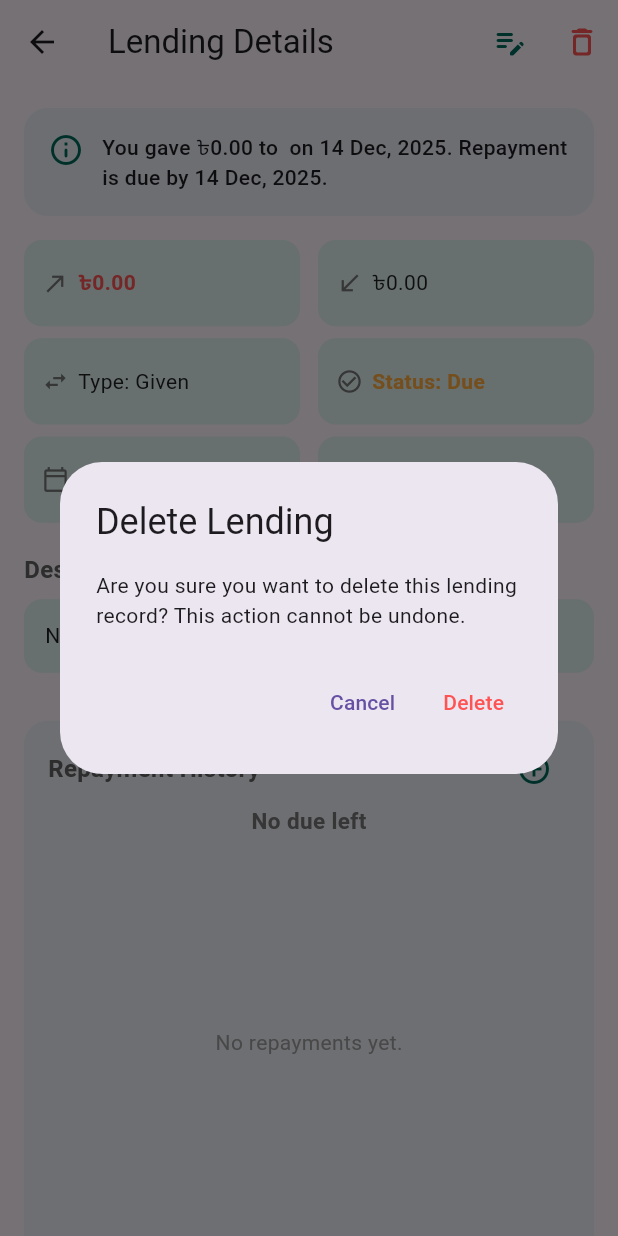
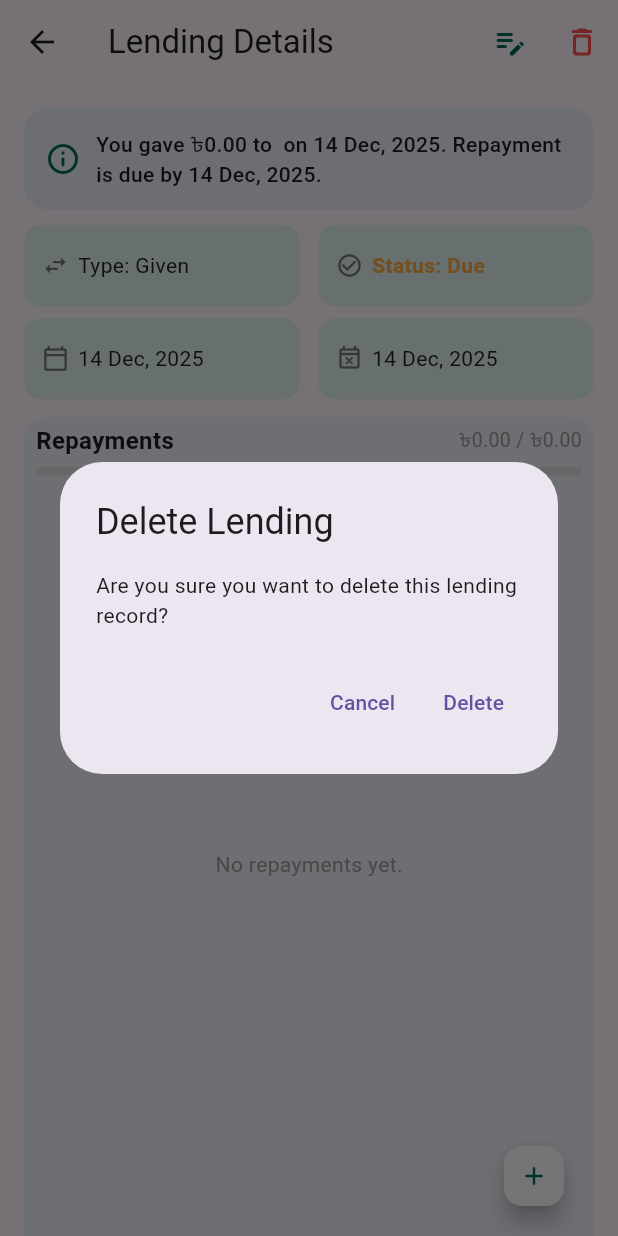
Before and after one commit to alxayeed/FinKeep, a Flutter app: the LendingDetailsScreen screen opened directly with empty values, after a tap on the "delete outline" icon, on a phone screen of 412 x 824 dp. Run offline on Flutter 3.47's test engine with Material 3 defaults, Android fonts, the phone set to English and light mode, and no system bars; our stand-ins replace calendar_date_picker2, cloud_firestore, dartz, equatable, firebase_core, fl_chart and 5 more; missing offline and left inert: dotlottie_loader; accounts and stored records are empty.

Commit message:
UPDATE: UI and routing animation

```diff
--- a/lib/features/lendings/presentation/screens/lending_details_screen.dart
+++ b/lib/features/lendings/presentation/screens/lending_details_screen.dart
@@ -51,12 +51,10 @@ class _LendingDetailsScreenState extends State<LendingDetailsScreen> {
   }
 
   double calculatePaidAmount() {
-    final paid = controller.repaymentsList.fold<double>(
+    return controller.repaymentsList.fold<double>(
       0,
       (sum, r) => sum + r.amount,
     );
-
-    return paid;
   }
 
   @override
@@ -90,7 +88,6 @@ class _LendingDetailsScreenState extends State<LendingDetailsScreen> {
           IconButton(
             icon: const Icon(Icons.edit_note_rounded,
                 color: AppColors.primaryTealDark),
-            tooltip: 'Edit Lending',
             onPressed: () async {
               await context.pushNamed(
                 AppRoutes.updateLending,
@@ -101,25 +98,20 @@ class _LendingDetailsScreenState extends State<LendingDetailsScreen> {
           IconButton(
             icon: const Icon(Icons.delete_outline_rounded,
                 color: AppColors.error),
-            tooltip: 'Delete Lending',
             onPressed: () async {
-              final bool? confirm = await showDialog<bool>(
+              final confirm = await showDialog<bool>(
                 context: context,
                 builder: (ctx) => AlertDialog(
                   title: const Text('Delete Lending'),
                   content: const Text(
-                      'Are you sure you want to delete this lending record? This action cannot be undone.'),
+                      'Are you sure you want to delete this lending record?'),
                   actions: [
                     TextButton(
-                      onPressed: () => context.pop(false),
-                      child: const Text('Cancel'),
-                    ),
+                        onPressed: () => context.pop(false),
+                        child: const Text('Cancel')),
                     TextButton(
-                      style: TextButton.styleFrom(
-                          foregroundColor: AppColors.error),
-                      onPressed: () => context.pop(true),
-                      child: const Text('Delete'),
-                    ),
+                        onPressed: () => context.pop(true),
+                        child: const Text('Delete')),
                   ],
                 ),
               );
@@ -133,24 +125,23 @@ class _LendingDetailsScreenState extends State<LendingDetailsScreen> {
       ),
       body: Column(
         children: [
-          // --- Sticky Top Section ---
+          /// --- TOP SUMMARY SECTION ---
           Padding(
-            padding: const EdgeInsets.all(16),
+            padding: const EdgeInsets.fromLTRB(16, 16, 16, 8),
             child: Column(
               children: [
                 Container(
-                  padding: const EdgeInsets.all(16),
-                  margin: const EdgeInsets.only(bottom: 16),
+                  padding: const EdgeInsets.all(14),
+                  margin: const EdgeInsets.only(bottom: 10),
                   decoration: BoxDecoration(
                     color: AppColors.primaryTeal.withValues(alpha: 0.07),
                     borderRadius: BorderRadius.circular(16),
                   ),
                   child: Row(
-                    crossAxisAlignment: CrossAxisAlignment.start,
                     children: [
                       const Icon(Icons.info_outline_rounded,
                           color: AppColors.primaryTealDark),
-                      const SizedBox(width: 12),
+                      const SizedBox(width: 10),
                       Expanded(
                         child: Text(
                           summary,
@@ -172,16 +163,14 @@ class _LendingDetailsScreenState extends State<LendingDetailsScreen> {
                     crossAxisCount: 2,
                     mainAxisSpacing: 8,
                     crossAxisSpacing: 12,
-                    childAspectRatio: 3.2,
+                    childAspectRatio: 3.4,
                   ),
                   children: [
-                    _buildGridItem('', amount, Icons.call_made,
-                        valueColor: AppColors.getColorForLendingType(
-                            widget.lending.type)),
-                    _buildGridItem(
-                        '',
-                        currencyFormat.format(calculatePaidAmount()),
-                        Icons.call_received),
+                    // _buildGridItem('', amount, Icons.call_made),
+                    // _buildGridItem(
+                    //     '',
+                    //     currencyFormat.format(calculatePaidAmount()),
+                    //     Icons.call_received),
                     _buildGridItem(
                         'Type',
                         widget.lending.type.name.capitalizeFirst ??
@@ -206,43 +195,23 @@ class _LendingDetailsScreenState extends State<LendingDetailsScreen> {
                         Icons.event_busy_outlined),
                   ],
                 ),
-                const SizedBox(height: 20),
-                const Align(
-                  alignment: Alignment.centerLeft,
-                  child: Text(
-                    'Description',
-                    style: TextStyle(
-                      fontWeight: FontWeight.w600,
-                      fontSize: 16,
-                      color: AppColors.darkGrey,
-                    ),
-                  ),
-                ),
-                const SizedBox(height: 8),
-                Container(
-                  width: double.infinity,
-                  padding: const EdgeInsets.all(14),
-                  decoration: BoxDecoration(
-                    color: AppColors.subtleBackground,
-                    borderRadius: BorderRadius.circular(12),
-                  ),
-                  child: Text(
-                    widget.lending.description?.isNotEmpty ?? false
-                        ? widget.lending.description!
-                        : 'No description provided.',
-                    style: const TextStyle(fontSize: 14, height: 1.5),
-                  ),
-                ),
-                const SizedBox(height: 16),
               ],
             ),
           ),
 
-          // --- Scrollable Repayment Section ---
+          /// --- REPAYMENT SECTION ---
           Expanded(
-            child: Container(
-              padding: const EdgeInsets.symmetric(horizontal: 16),
-              child: RepaymentListWidget(lending: widget.lending),
+            child: Padding(
+              padding: const EdgeInsets.fromLTRB(16, 4, 16, 0),
+              child: Column(
+                children: [
+                  /// Progress header
+
+                  Expanded(
+                    child: RepaymentListWidget(lending: widget.lending),
+                  ),
+                ],
+              ),
             ),
           ),
         ],
@@ -262,7 +231,7 @@ class _LendingDetailsScreenState extends State<LendingDetailsScreen> {
         children: [
           Icon(icon, size: 18, color: Colors.grey.shade600),
           const SizedBox(width: 6),
-          Flexible(
+          Expanded(
             child: Text(
               title.isNotEmpty ? '$title: $value' : value,
               style: TextStyle(
--- a/lib/features/lendings/presentation/screens/repayment_list_widget.dart
+++ b/lib/features/lendings/presentation/screens/repayment_list_widget.dart
@@ -30,20 +30,20 @@ class _RepaymentListWidgetState extends State<RepaymentListWidget> {
     controller.fetchRepayments(widget.lending.id);
   }
 
+  double calculatePaidAmount() {
+    return controller.repaymentsList.fold<double>(
+      0,
+      (sum, r) => sum + r.amount,
+    );
+  }
+
   @override
   Widget build(BuildContext context) {
     final currencyFormat = NumberFormat.currency(locale: 'en_IN', symbol: '৳');
     final dateFormat = DateFormat('dd MMM, yyyy');
 
-    double calculateDueAmount() {
-      final paid = controller.repaymentsList.fold<double>(
-        0,
-        (sum, r) => sum + r.amount,
-      );
-      return widget.lending.amount - paid;
-    }
-
-    return Container(
+    return Scaffold(
+      body: Container(
         decoration: BoxDecoration(
           color: AppColors.primaryTeal.withValues(alpha: 0.06),
           borderRadius: const BorderRadius.vertical(top: Radius.circular(16)),
@@ -52,37 +52,50 @@ class _RepaymentListWidgetState extends State<RepaymentListWidget> {
           crossAxisAlignment: CrossAxisAlignment.start,
           children: [
             Padding(
-            padding: const EdgeInsets.symmetric(horizontal: 16, vertical: 8),
-            child: Column(
+              padding: const EdgeInsets.symmetric(horizontal: 8, vertical: 4),
+              child: Obx(() {
+                final paid = calculatePaidAmount();
+                final total = widget.lending.amount;
+                final progress =
+                    total == 0 ? 0.0 : (paid / total).clamp(0.0, 1.0);
+
+                return Column(
+                  crossAxisAlignment: CrossAxisAlignment.start,
                   children: [
                     Row(
                       children: [
-                    const Expanded(
-                      child: Text(
-                        'Repayment History',
+                        const Text(
+                          'Repayments',
                           style: TextStyle(
+                            fontSize: 16,
                             fontWeight: FontWeight.w600,
-                          fontSize: 16,
-                          color: AppColors.darkGrey,
+                          ),
+                        ),
+                        const Spacer(),
+                        Text(
+                          '${currencyFormat.format(paid)} / ${currencyFormat.format(total)}',
+                          style:
+                              const TextStyle(fontSize: 13, color: Colors.grey),
+                        ),
+                      ],
+                    ),
+                    const SizedBox(height: 6),
+                    ClipRRect(
+                      borderRadius: BorderRadius.circular(6),
+                      child: LinearProgressIndicator(
+                        value: progress,
+                        minHeight: 6,
+                        backgroundColor: Colors.grey.shade300,
+                        valueColor: AlwaysStoppedAnimation(
+                          AppColors.getColorForLendingStatus(
+                              widget.lending.status),
                         ),
                       ),
                     ),
-                    IconButton(
-                      icon: const Icon(Icons.add_circle_outline,
-                          color: AppColors.primaryTealDark),
-                      onPressed: () => _showRepaymentForm(context),
-                    ),
+                    const SizedBox(height: 8),
                   ],
-                ),
-                Obx(() {
-                  final dueAmount = calculateDueAmount();
-                  return DueAmountBanner(
-                    dueAmount: dueAmount,
-                    currencyFormat: currencyFormat,
                 );
               }),
-              ],
-            ),
             ),
             Expanded(
               child: Obx(() {
@@ -149,6 +162,14 @@ class _RepaymentListWidgetState extends State<RepaymentListWidget> {
               }),
             ),
           ],
+        ),
+      ),
+      floatingActionButton: FloatingActionButton(
+        mini: true,
+        foregroundColor: AppColors.primaryTealDark,
+        backgroundColor: AppColors.white,
+        onPressed: () => _showRepaymentForm(context),
+        child: const Icon(Icons.add, size: 20),
       ),
     );
   }
@@ -300,40 +321,3 @@ class _RepaymentListWidgetState extends State<RepaymentListWidget> {
     );
   }
 }
-
-class DueAmountBanner extends StatelessWidget {
-  final double dueAmount;
-  final NumberFormat currencyFormat;
-
-  const DueAmountBanner({
-    super.key,
-    required this.dueAmount,
-    required this.currencyFormat,
-  });
-
-  @override
-  Widget build(BuildContext context) {
-    String text;
-    Color color;
-
-    if (dueAmount > 0) {
-      text = 'Due: ${currencyFormat.format(dueAmount)}';
-      color = AppColors.lendingGiven;
-    } else if (dueAmount < 0) {
-      text = 'Extra Paid: ${currencyFormat.format(dueAmount.abs())}';
-      color = Colors.green.shade600;
-    } else {
-      text = 'No due left';
-      color = Colors.grey.shade600;
-    }
-
-    return Text(
-      text,
-      style: TextStyle(
-        fontWeight: FontWeight.w600,
-        fontSize: 15,
-        color: color,
-      ),
-    );
-  }
-}
--- a/lib/features/lendings/presentation/widgets/repayment_item_widget.dart
+++ b/lib/features/lendings/presentation/widgets/repayment_item_widget.dart
@@ -29,7 +29,7 @@ class RepaymentItemWidget extends StatelessWidget {
       shape: RoundedRectangleBorder(borderRadius: BorderRadius.circular(10)),
       color: AppColors.subtleBackground,
       child: Padding(
-        padding: const EdgeInsets.symmetric(horizontal: 16, vertical: 12),
+        padding: const EdgeInsets.symmetric(horizontal: 16),
         child: Row(
           mainAxisAlignment: MainAxisAlignment.spaceBetween,
           children: [
```
Also changed, not shown: lib/core/extensions/date_time_formatter.dart (+6 -27 lines), lib/core/routes/app_router.dart (+21 -52 lines), lib/core/routes/app_routes.dart (deleted, +0 -88 lines), lib/features/expense/presentation/widgets/expense_card_widget.dart (+46 -68 lines), lib/features/lendings/presentation/widgets/lending_list_item.dart (+77 -50 lines). Lines whose indentation alone changed are shown as unchanged.
